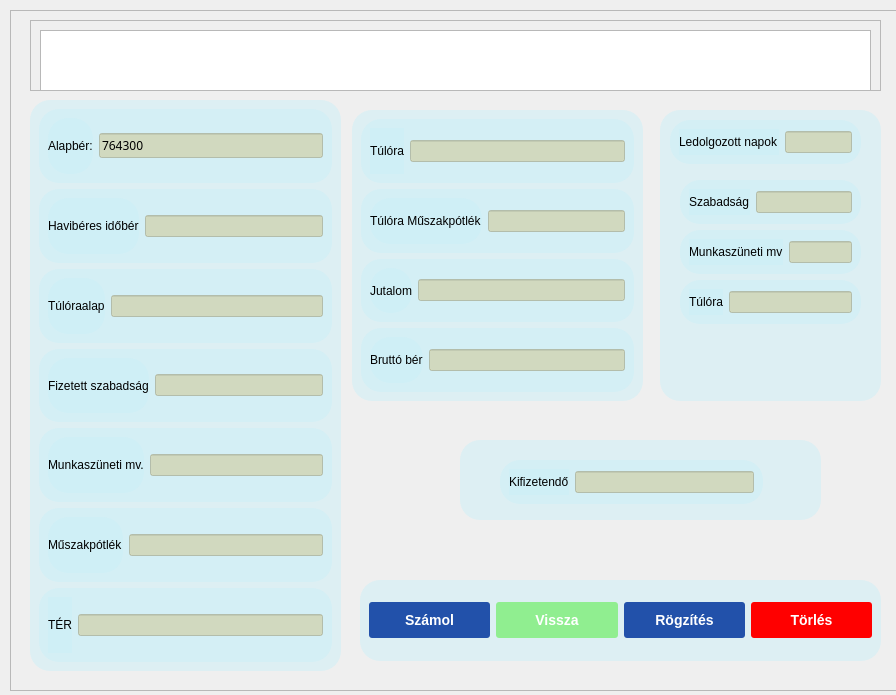
Above: berkalkulator.ui from katsa00781/HomeApp before the change. Below: the same form after it.
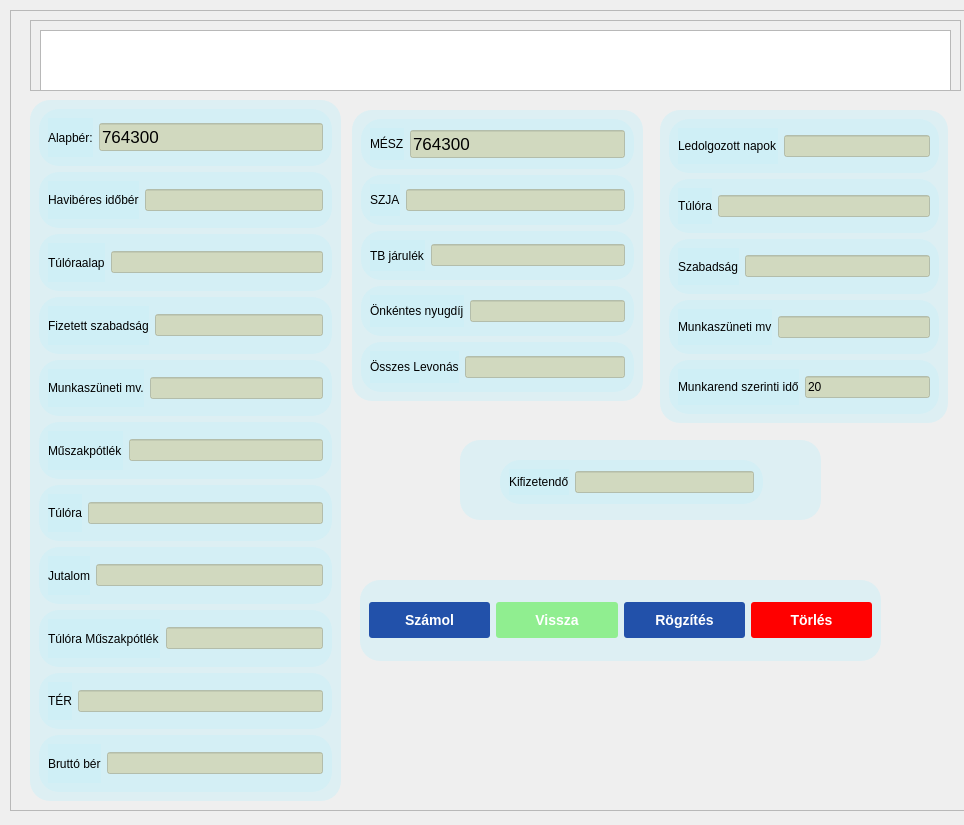
That is the form after the change.

Patch:
```diff
--- a/berkalkulator.ui
+++ b/berkalkulator.ui
@@ -6,8 +6,8 @@
    <rect>
     <x>0</x>
     <y>0</y>
-    <width>896</width>
-    <height>695</height>
+    <width>964</width>
+    <height>825</height>
    </rect>
   </property>
   <property name="windowTitle">
@@ -16,7 +16,14 @@
   <property name="styleSheet">
    <string notr="true">
 background-color: qlineargradient(x1: 0, y1: 0, x2: 1, y2: 1,
-                                      stop: 0 #FFE381, stop: 1 #A1B0BA);</string>
+                                      stop: 0 #FFE381, stop: 1 #A1B0BA);
+
+color: #000000;
+
+
+font: 400 13pt &quot;Arial&quot;;
+
+</string>
   </property>
   <widget class="QFrame" name="frame">
    <property name="geometry">
@@ -24,7 +31,7 @@
      <x>10</x>
      <y>10</y>
      <width>1021</width>
-     <height>681</height>
+     <height>801</height>
     </rect>
    </property>
    <property name="styleSheet">
@@ -65,7 +72,7 @@
      <rect>
       <x>20</x>
       <y>10</y>
-      <width>851</width>
+      <width>931</width>
       <height>71</height>
      </rect>
     </property>
@@ -84,7 +91,7 @@
       <rect>
        <x>10</x>
        <y>10</y>
-       <width>831</width>
+       <width>911</width>
        <height>61</height>
       </rect>
      </property>
@@ -103,8 +110,8 @@
      <rect>
       <x>650</x>
       <y>100</y>
-      <width>221</width>
-      <height>291</height>
+      <width>288</width>
+      <height>313</height>
      </rect>
     </property>
     <property name="styleSheet">
@@ -124,15 +131,9 @@
     <property name="frameShadow">
      <enum>QFrame::Raised</enum>
     </property>
+    <layout class="QVBoxLayout" name="verticalLayout_3">
+     <item>
     <widget class="QFrame" name="frame_18">
-     <property name="geometry">
-      <rect>
-       <x>10</x>
-       <y>10</y>
-       <width>191</width>
-       <height>44</height>
-      </rect>
-     </property>
      <property name="frameShape">
       <enum>QFrame::StyledPanel</enum>
      </property>
@@ -152,15 +153,31 @@
       </item>
      </layout>
     </widget>
+     </item>
+     <item>
+      <widget class="QFrame" name="frame_26">
+       <property name="frameShape">
+        <enum>QFrame::StyledPanel</enum>
+       </property>
+       <property name="frameShadow">
+        <enum>QFrame::Raised</enum>
+       </property>
+       <layout class="QHBoxLayout" name="horizontalLayout_23">
+        <item>
+         <widget class="QLabel" name="label_22">
+          <property name="text">
+           <string>Túlóra</string>
+          </property>
+         </widget>
+        </item>
+        <item>
+         <widget class="QLineEdit" name="tuloraLineEdit_3"/>
+        </item>
+       </layout>
+      </widget>
+     </item>
+     <item>
     <widget class="QFrame" name="frame_20">
-     <property name="geometry">
-      <rect>
-       <x>20</x>
-       <y>70</y>
-       <width>181</width>
-       <height>44</height>
-      </rect>
-     </property>
      <property name="frameShape">
       <enum>QFrame::StyledPanel</enum>
      </property>
@@ -180,15 +197,9 @@
       </item>
      </layout>
     </widget>
+     </item>
+     <item>
     <widget class="QFrame" name="frame_19">
-     <property name="geometry">
-      <rect>
-       <x>20</x>
-       <y>120</y>
-       <width>181</width>
-       <height>44</height>
-      </rect>
-     </property>
      <property name="frameShape">
       <enum>QFrame::StyledPanel</enum>
      </property>
@@ -208,15 +219,9 @@
       </item>
      </layout>
     </widget>
+     </item>
+     <item>
     <widget class="QFrame" name="frame_21">
-     <property name="geometry">
-      <rect>
-       <x>20</x>
-       <y>170</y>
-       <width>181</width>
-       <height>44</height>
-      </rect>
-     </property>
      <property name="frameShape">
       <enum>QFrame::StyledPanel</enum>
      </property>
@@ -227,15 +232,21 @@
       <item>
        <widget class="QLabel" name="label_18">
         <property name="text">
-         <string>Túlóra</string>
+           <string>Munkarend szerinti idő</string>
         </property>
        </widget>
       </item>
       <item>
-       <widget class="QLineEdit" name="tuloraLineEdit_2"/>
+         <widget class="QLineEdit" name="mrendIdoLineEdit">
+          <property name="text">
+           <string>20</string>
+          </property>
+         </widget>
       </item>
      </layout>
     </widget>
+     </item>
+    </layout>
    </widget>
    <widget class="QFrame" name="frame_2">
     <property name="geometry">
@@ -243,7 +254,7 @@
       <x>20</x>
       <y>90</y>
       <width>311</width>
-      <height>571</height>
+      <height>701</height>
      </rect>
     </property>
     <property name="styleSheet">
@@ -289,7 +300,10 @@
          <widget class="QLineEdit" name="alabberLineEdit">
           <property name="font">
            <font>
-            <family>Academy Engraved LET</family>
+            <family>Arial</family>
+            <pointsize>13</pointsize>
+            <italic>false</italic>
+            <bold>false</bold>
            </font>
           </property>
           <property name="text">
@@ -414,57 +428,6 @@
       </widget>
      </item>
      <item>
-      <widget class="QFrame" name="frame_9">
-       <property name="frameShape">
-        <enum>QFrame::StyledPanel</enum>
-       </property>
-       <property name="frameShadow">
-        <enum>QFrame::Raised</enum>
-       </property>
-       <layout class="QHBoxLayout" name="horizontalLayout_7">
-        <item>
-         <widget class="QLabel" name="label_7">
-          <property name="text">
-           <string>TÉR</string>
-          </property>
-         </widget>
-        </item>
-        <item>
-         <widget class="QLineEdit" name="terLineEdit"/>
-        </item>
-       </layout>
-      </widget>
-     </item>
-    </layout>
-   </widget>
-   <widget class="QFrame" name="idoadatokFrame">
-    <property name="geometry">
-     <rect>
-      <x>342</x>
-      <y>100</y>
-      <width>291</width>
-      <height>291</height>
-     </rect>
-    </property>
-    <property name="styleSheet">
-     <string notr="true">QLineEdit{
-
-background-color: rgba(206, 194, 136, 0.5);
-}
-
-QFrame{
-background-color: rgba(202,238,247, 0.5);
-color: #000000;
-border-radius:20px;}</string>
-    </property>
-    <property name="frameShape">
-     <enum>QFrame::StyledPanel</enum>
-    </property>
-    <property name="frameShadow">
-     <enum>QFrame::Raised</enum>
-    </property>
-    <layout class="QVBoxLayout" name="verticalLayout_2">
-     <item>
       <widget class="QFrame" name="frame_14">
        <property name="styleSheet">
         <string notr="true"/>
@@ -489,31 +452,6 @@
        </layout>
       </widget>
      </item>
-     <item>
-      <widget class="QFrame" name="frame_15">
-       <property name="styleSheet">
-        <string notr="true"/>
-       </property>
-       <property name="frameShape">
-        <enum>QFrame::StyledPanel</enum>
-       </property>
-       <property name="frameShadow">
-        <enum>QFrame::Raised</enum>
-       </property>
-       <layout class="QHBoxLayout" name="horizontalLayout_12">
-        <item>
-         <widget class="QLabel" name="label_12">
-          <property name="text">
-           <string>Túlóra Műszakpótlék</string>
-          </property>
-         </widget>
-        </item>
-        <item>
-         <widget class="QLineEdit" name="tuloraMuszakpotlekLineEdit"/>
-        </item>
-       </layout>
-      </widget>
-     </item>
      <item>
       <widget class="QFrame" name="frame_16">
        <property name="frameShape">
@@ -536,6 +474,53 @@
        </layout>
       </widget>
      </item>
+     <item>
+      <widget class="QFrame" name="frame_15">
+       <property name="styleSheet">
+        <string notr="true"/>
+       </property>
+       <property name="frameShape">
+        <enum>QFrame::StyledPanel</enum>
+       </property>
+       <property name="frameShadow">
+        <enum>QFrame::Raised</enum>
+       </property>
+       <layout class="QHBoxLayout" name="horizontalLayout_12">
+        <item>
+         <widget class="QLabel" name="label_12">
+          <property name="text">
+           <string>Túlóra Műszakpótlék</string>
+          </property>
+         </widget>
+        </item>
+        <item>
+         <widget class="QLineEdit" name="tuloraMuszakpotlekLineEdit"/>
+        </item>
+       </layout>
+      </widget>
+     </item>
+     <item>
+      <widget class="QFrame" name="frame_9">
+       <property name="frameShape">
+        <enum>QFrame::StyledPanel</enum>
+       </property>
+       <property name="frameShadow">
+        <enum>QFrame::Raised</enum>
+       </property>
+       <layout class="QHBoxLayout" name="horizontalLayout_7">
+        <item>
+         <widget class="QLabel" name="label_7">
+          <property name="text">
+           <string>TÉR</string>
+          </property>
+         </widget>
+        </item>
+        <item>
+         <widget class="QLineEdit" name="terLineEdit"/>
+        </item>
+       </layout>
+      </widget>
+     </item>
      <item>
       <widget class="QFrame" name="frame_17">
        <property name="frameShape">
@@ -560,6 +545,163 @@
      </item>
     </layout>
    </widget>
+   <widget class="QFrame" name="LevonasokFrame">
+    <property name="geometry">
+     <rect>
+      <x>342</x>
+      <y>100</y>
+      <width>291</width>
+      <height>291</height>
+     </rect>
+    </property>
+    <property name="styleSheet">
+     <string notr="true">QLineEdit{
+
+background-color: rgba(206, 194, 136, 0.5);
+}
+
+QFrame{
+background-color: rgba(202,238,247, 0.5);
+color: #000000;
+border-radius:20px;}</string>
+    </property>
+    <property name="frameShape">
+     <enum>QFrame::StyledPanel</enum>
+    </property>
+    <property name="frameShadow">
+     <enum>QFrame::Raised</enum>
+    </property>
+    <layout class="QVBoxLayout" name="verticalLayout_2">
+     <item>
+      <widget class="QFrame" name="frame_10">
+       <property name="styleSheet">
+        <string notr="true"/>
+       </property>
+       <property name="frameShape">
+        <enum>QFrame::StyledPanel</enum>
+       </property>
+       <property name="frameShadow">
+        <enum>QFrame::Raised</enum>
+       </property>
+       <layout class="QHBoxLayout" name="horizontalLayout_8">
+        <item>
+         <widget class="QLabel" name="label_8">
+          <property name="text">
+           <string>MÉSZ</string>
+          </property>
+         </widget>
+        </item>
+        <item>
+         <widget class="QLineEdit" name="meszLineEdit">
+          <property name="font">
+           <font>
+            <family>Arial</family>
+            <pointsize>13</pointsize>
+            <italic>false</italic>
+            <bold>false</bold>
+           </font>
+          </property>
+          <property name="text">
+           <string>764300</string>
+          </property>
+          <property name="placeholderText">
+           <string>764300</string>
+          </property>
+         </widget>
+        </item>
+       </layout>
+      </widget>
+     </item>
+     <item>
+      <widget class="QFrame" name="frame_12">
+       <property name="frameShape">
+        <enum>QFrame::StyledPanel</enum>
+       </property>
+       <property name="frameShadow">
+        <enum>QFrame::Raised</enum>
+       </property>
+       <layout class="QHBoxLayout" name="horizontalLayout_10">
+        <item>
+         <widget class="QLabel" name="label_10">
+          <property name="text">
+           <string>SZJA</string>
+          </property>
+         </widget>
+        </item>
+        <item>
+         <widget class="QLineEdit" name="szjaLineEdit"/>
+        </item>
+       </layout>
+      </widget>
+     </item>
+     <item>
+      <widget class="QFrame" name="frame_13">
+       <property name="frameShape">
+        <enum>QFrame::StyledPanel</enum>
+       </property>
+       <property name="frameShadow">
+        <enum>QFrame::Raised</enum>
+       </property>
+       <layout class="QHBoxLayout" name="horizontalLayout_21">
+        <item>
+         <widget class="QLabel" name="label_20">
+          <property name="text">
+           <string>TB járulék</string>
+          </property>
+         </widget>
+        </item>
+        <item>
+         <widget class="QLineEdit" name="tbLineEdit"/>
+        </item>
+       </layout>
+      </widget>
+     </item>
+     <item>
+      <widget class="QFrame" name="frame_25">
+       <property name="frameShape">
+        <enum>QFrame::StyledPanel</enum>
+       </property>
+       <property name="frameShadow">
+        <enum>QFrame::Raised</enum>
+       </property>
+       <layout class="QHBoxLayout" name="horizontalLayout_22">
+        <item>
+         <widget class="QLabel" name="label_21">
+          <property name="text">
+           <string>Önkéntes nyugdíj</string>
+          </property>
+         </widget>
+        </item>
+        <item>
+         <widget class="QLineEdit" name="onkentesLineEdit"/>
+        </item>
+       </layout>
+      </widget>
+     </item>
+     <item>
+      <widget class="QFrame" name="frame_11">
+       <property name="frameShape">
+        <enum>QFrame::StyledPanel</enum>
+       </property>
+       <property name="frameShadow">
+        <enum>QFrame::Raised</enum>
+       </property>
+       <layout class="QHBoxLayout" name="horizontalLayout_9">
+        <item>
+         <widget class="QLabel" name="label_9">
+          <property name="text">
+           <string>Összes Levonás</string>
+          </property>
+         </widget>
+        </item>
+        <item>
+         <widget class="QLineEdit" name="osszeLevonasLineEdit"/>
+        </item>
+       </layout>
+      </widget>
+     </item>
+    </layout>
+   </widget>
    <widget class="QFrame" name="frame_23">
     <property name="geometry">
      <rect>
```
Lines whose indentation alone changed are shown as unchanged.
